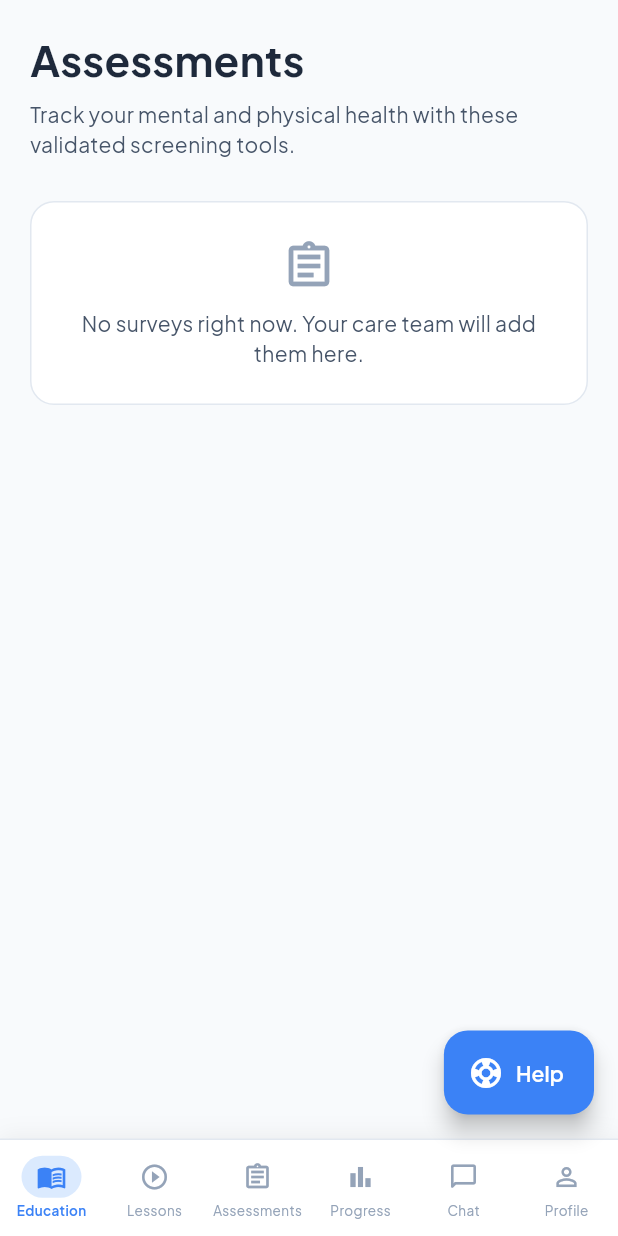
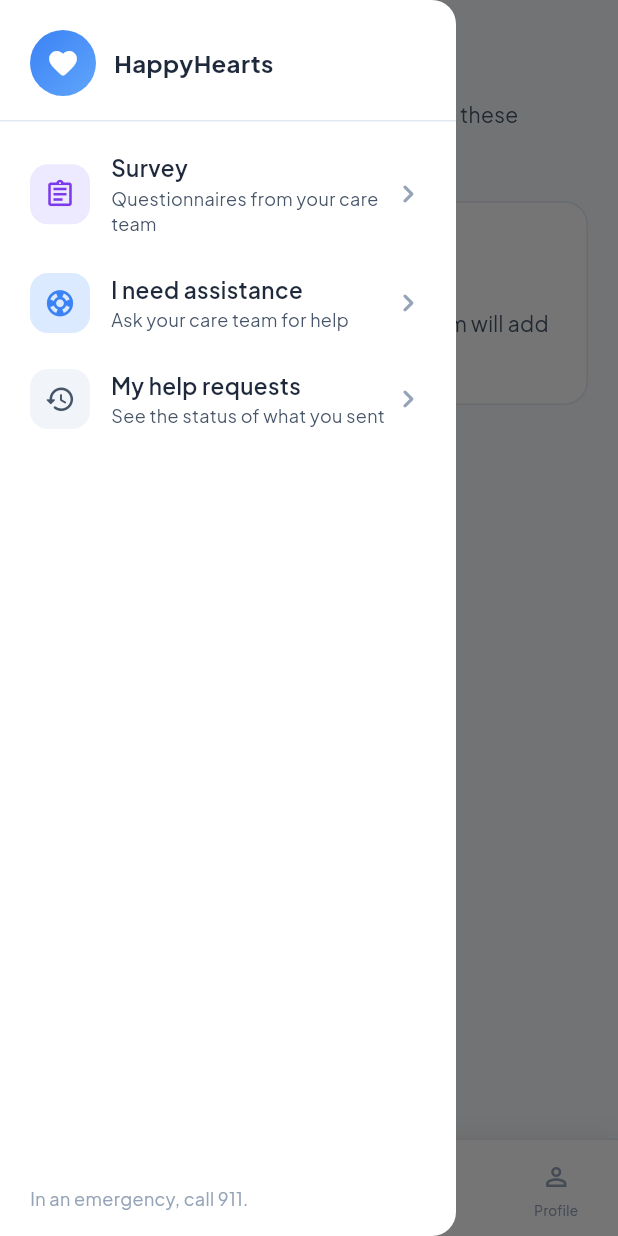
Before and after one commit to Twohappyhearts/happyheartsapp, a Flutter app: the AssessmentsScreen screen opened by its route, with the side drawer open (before the commit the screen has no drawer), on a phone screen of 412 x 824 dp. Run offline on Flutter 3.47's test engine with Material 3 defaults, Android fonts, the phone set to English and light mode, and no system bars; our stand-ins replace cached_network_image, flutter_svg, go_router, google_fonts, shared_preferences, sizer and 4 more; missing offline and left inert: dart:ui_web, webview_flutter_android, webview_flutter_wkwebview; accounts and stored records are empty.

Commit message:
Side menu, Resources tab, Survey; merge Lessons into Education; app icon
- Side menu (☰ at the top-left of each tab): Survey, "I need assistance",
  My help requests. Removes the floating Help button.
- Assessments tab renamed Resources. REDCap links are split by
  survey_links.placement: 'resource' (Resources tab) / 'survey' (side menu).
  Migration 20261103000100_survey_links_placement.sql
- Lessons tab removed: a lesson is now a page inside Education
  (/education-hub-screen/lesson); 5 bottom tabs.
- Kahoot username card shown above the Knowledge Game card.
- App display name "HappyHearts", new launcher icon, bundle id
  com.uci.happyhearts.

Co-Authored-By: Claude Opus 5.5 <noreply@anthropic.com>
Claude-Session: https://claude.ai/code/session_01Q7iVvFkLMu7m6R8cxcbSzg

```diff
--- a/lib/presentation/assessments_screen/assessments_screen.dart
+++ b/lib/presentation/assessments_screen/assessments_screen.dart
@@ -3,13 +3,26 @@ import 'package:flutter/material.dart';
 import '../../services/current_profile.dart';
 import '../../services/survey_service.dart';
 import '../../theme/app_theme.dart';
+import '../../widgets/app_menu.dart';
 import './assessment_webview_screen.dart';
 
-/// Assessments tab: the active REDCap survey links managed on the dashboard
-/// (Survey section). Each opens in a web view with the patient's username as
-/// REDCap's participant_code.
+/// The active REDCap links managed on the dashboard (Survey Management),
+/// listed by placement:
+///  - [SurveyPlacement.resource]: the Resources tab (bottom navigation)
+///  - [SurveyPlacement.survey]: Survey, opened from the side menu
+/// Each opens in a web view with the patient's username as REDCap's
+/// participant_code.
 class AssessmentsScreen extends StatefulWidget {
-  const AssessmentsScreen({super.key});
+  final SurveyPlacement placement;
+
+  /// Opened as its own page (from the side menu): back button instead of ☰.
+  final bool standalone;
+
+  const AssessmentsScreen({
+    super.key,
+    this.placement = SurveyPlacement.resource,
+    this.standalone = false,
+  });
 
   @override
   State<AssessmentsScreen> createState() => _AssessmentsScreenState();
@@ -33,7 +46,9 @@ class _AssessmentsScreenState extends State<AssessmentsScreen> {
 
   Future<void> _load() async {
     try {
-      final surveys = await SurveyService.instance.loadSurveys();
+      final surveys = await SurveyService.instance.loadSurveys(
+        placement: widget.placement,
+      );
       final completions = await SurveyService.instance.myCompletions();
       final last = <String, DateTime>{};
       for (final c in completions) {
@@ -182,6 +197,18 @@ class _AssessmentsScreenState extends State<AssessmentsScreen> {
     }
   }
 
+  bool get _isSurvey => widget.placement == SurveyPlacement.survey;
+
+  String get _title => _isSurvey ? 'Survey' : 'Resources';
+
+  String get _subtitle => _isSurvey
+      ? 'Questionnaires from your care team.'
+      : 'Track your mental and physical health with these validated screening tools.';
+
+  String get _emptyMessage => _isSurvey
+      ? 'No surveys right now. Your care team will add them here.'
+      : 'No resources right now. Your care team will add them here.';
+
   static String _shortDate(DateTime d) {
     const m = [
       'Jan', 'Feb', 'Mar', 'Apr', 'May', 'Jun',
@@ -215,10 +242,10 @@ class _AssessmentsScreenState extends State<AssessmentsScreen> {
       ];
     }
     if (_surveys.isEmpty) {
-      return const [
+      return [
         _MessageBox(
-          icon: Icons.assignment_outlined,
-          message: 'No surveys right now. Your care team will add them here.',
+          icon: _isSurvey ? Icons.assignment_outlined : Icons.library_books_outlined,
+          message: _emptyMessage,
         ),
       ];
     }
@@ -252,6 +279,7 @@ class _AssessmentsScreenState extends State<AssessmentsScreen> {
             completedLabel: done == null
                 ? null
                 : 'Last completed ${_shortDate(done)}',
+            buttonLabel: _isSurvey ? 'Start Survey' : 'Start Assessment',
             onTap: () => _openAssessment(survey),
           ),
         );
@@ -279,18 +307,29 @@ class _AssessmentsScreenState extends State<AssessmentsScreen> {
                   child: Column(
                     crossAxisAlignment: CrossAxisAlignment.start,
                     children: [
-                      const Text(
-                        'Assessments',
-                        style: TextStyle(
-                          fontSize: 28,
-                          fontWeight: FontWeight.w700,
-                          color: AppTheme.textDark,
-                        ),
+                      Row(
+                        children: [
+                          if (widget.standalone)
+                            const _BackButton()
+                          else
+                            const AppMenuButton(),
+                          const SizedBox(width: 12),
+                          Expanded(
+                            child: Text(
+                              _title,
+                              style: const TextStyle(
+                                fontSize: 28,
+                                fontWeight: FontWeight.w700,
+                                color: AppTheme.textDark,
+                              ),
+                            ),
+                          ),
+                        ],
                       ),
                       const SizedBox(height: 6),
-                      const Text(
-                        'Track your mental and physical health with these validated screening tools.',
-                        style: TextStyle(
+                      Text(
+                        _subtitle,
+                        style: const TextStyle(
                           fontSize: 14,
                           color: AppTheme.textMedium,
                           height: 1.4,
@@ -310,6 +349,35 @@ class _AssessmentsScreenState extends State<AssessmentsScreen> {
                 ),
               ),
             ],
+          ),
+        ),
+      ),
+    );
+  }
+}
+
+class _BackButton extends StatelessWidget {
+  const _BackButton();
+
+  @override
+  Widget build(BuildContext context) {
+    return Semantics(
+      button: true,
+      label: 'Back',
+      child: InkWell(
+        onTap: () => Navigator.of(context).maybePop(),
+        borderRadius: BorderRadius.circular(12),
+        child: Container(
+          width: 40,
+          height: 40,
+          decoration: BoxDecoration(
+            color: AppTheme.surfaceVariantLight,
+            borderRadius: BorderRadius.circular(12),
+          ),
+          child: const Icon(
+            Icons.arrow_back_ios_new_rounded,
+            size: 18,
+            color: AppTheme.textDark,
           ),
         ),
       ),
@@ -417,6 +485,7 @@ class _AssessmentCard extends StatelessWidget {
   final Color frequencyBg;
   final String? duration;
   final String? completedLabel;
+  final String buttonLabel;
   final VoidCallback onTap;
 
   const _AssessmentCard({
@@ -430,6 +499,7 @@ class _AssessmentCard extends StatelessWidget {
     required this.frequencyBg,
     required this.duration,
     this.completedLabel,
+    required this.buttonLabel,
     required this.onTap,
   });
 
@@ -567,7 +637,7 @@ class _AssessmentCard extends StatelessWidget {
                       child: ElevatedButton.icon(
                         onPressed: onTap,
                         icon: const Icon(Icons.open_in_new_rounded, size: 16),
-                        label: const Text('Start Assessment'),
+                        label: Text(buttonLabel),
                         style: ElevatedButton.styleFrom(
                           backgroundColor: AppTheme.primary,
                           foregroundColor: Colors.white,
--- a/lib/presentation/chat_screen/chat_screen.dart
+++ b/lib/presentation/chat_screen/chat_screen.dart
@@ -8,6 +8,7 @@ import '../../services/auth_service.dart';
 import '../../services/chat_controller.dart';
 import '../../services/chat_service.dart';
 import '../../theme/app_theme.dart';
+import '../../widgets/app_menu.dart';
 import '../assistance/assistance_request_sheet.dart';
 import '../assistance/my_assistance_requests_screen.dart';
 import 'widgets/ai_assistant_web_stub.dart'
@@ -188,8 +189,12 @@ class _ChatScreenState extends State<ChatScreen> with WidgetsBindingObserver {
         backgroundColor: AppTheme.surfaceLight,
         elevation: 0,
         scrolledUnderElevation: 1,
+        automaticallyImplyLeading: false,
+        titleSpacing: 16,
         title: Row(
           children: [
+            const AppMenuButton(),
+            const SizedBox(width: 12),
             Container(
               width: 36,
               height: 36,
--- a/lib/presentation/education_hub_screen/widgets/home_app_bar_widget.dart
+++ b/lib/presentation/education_hub_screen/widgets/home_app_bar_widget.dart
@@ -1,4 +1,5 @@
 import '../../../core/app_export.dart';
+import '../../../widgets/app_menu.dart';
 
 class HomeAppBarWidget extends StatelessWidget {
   final String userName;
@@ -25,6 +26,9 @@ class HomeAppBarWidget extends StatelessWidget {
   Widget build(BuildContext context) {
     return Row(
       children: [
+        // Side menu
+        const AppMenuButton(),
+        const SizedBox(width: 10),
         // Avatar
         GestureDetector(
           onTap: onAvatarTap,
--- a/lib/routes/app_routes.dart
+++ b/lib/routes/app_routes.dart
@@ -18,7 +18,8 @@ class AppRoutes {
   static const String resetPassword = '/reset-password-screen';
   static const String loginCallback = '/login-callback';
   static const String educationHub = '/education-hub-screen';
-  static const String lessonDetail = '/lesson-detail-screen';
+  /// A lesson, opened from the Education tab (a page inside that tab).
+  static const String lessonDetail = '/education-hub-screen/lesson';
   static const String assessments = '/assessments-screen';
   static const String progress = '/progress-screen';
   static const String chat = '/chat-screen';
@@ -128,21 +129,17 @@ final GoRouter appRouter = GoRouter(
       builder: (context, state, navigationShell) =>
           AppScaffold(navigationShell: navigationShell),
       branches: [
-        // Branch 0: Education
+        // Branch 0: Education (lessons open as a page inside this tab)
         StatefulShellBranch(
           routes: [
             GoRoute(
               path: AppRoutes.educationHub,
               pageBuilder: (context, state) =>
                   _slide(state, const EducationHubScreen()),
-            ),
-          ],
-        ),
-        // Branch 1: Lessons
-        StatefulShellBranch(
               routes: [
+                // /education-hub-screen/lesson
                 GoRoute(
-              path: AppRoutes.lessonDetail,
+                  path: 'lesson',
                   pageBuilder: (context, state) => _slide(
                     state,
                     LessonDetailScreen(
@@ -152,7 +149,9 @@ final GoRouter appRouter = GoRouter(
                 ),
               ],
             ),
-        // Branch 2: Assessments
+          ],
+        ),
+        // Branch 1: Resources (REDCap links with placement = resource)
         StatefulShellBranch(
           routes: [
             GoRoute(
@@ -162,7 +161,7 @@ final GoRouter appRouter = GoRouter(
             ),
           ],
         ),
-        // Branch 3: Progress
+        // Branch 2: Progress
         StatefulShellBranch(
           routes: [
             GoRoute(
@@ -172,7 +171,7 @@ final GoRouter appRouter = GoRouter(
             ),
           ],
         ),
-        // Branch 4: Chat
+        // Branch 3: Chat
         StatefulShellBranch(
           routes: [
             GoRoute(
@@ -182,7 +181,7 @@ final GoRouter appRouter = GoRouter(
             ),
           ],
         ),
-        // Branch 5: Profile
+        // Branch 4: Profile
         StatefulShellBranch(
           routes: [
             GoRoute(
--- a/lib/services/content_service.dart
+++ b/lib/services/content_service.dart
@@ -231,7 +231,7 @@ class ContentService {
   static DateTime _later(DateTime? a, DateTime b) =>
       a == null || b.isAfter(a) ? b : a;
 
-  /// First active session (used when the Lessons tab is opened directly).
+  /// First active session (fallback when a lesson page opens without one).
   Future<Map<String, dynamic>?> firstSession() async {
     final content = await loadEducation();
     return content.sessions.isEmpty ? null : content.sessions.first;
--- a/lib/services/survey_service.dart
+++ b/lib/services/survey_service.dart
@@ -1,4 +1,17 @@
 import 'package:supabase_flutter/supabase_flutter.dart';
+
+/// Where a link is listed in the app (survey_links.placement), set by staff
+/// on the dashboard. Both kinds are REDCap links opened the same way.
+enum SurveyPlacement {
+  /// The Resources tab in the bottom navigation.
+  resource('resource'),
+
+  /// Survey, opened from the side menu.
+  survey('survey');
+
+  const SurveyPlacement(this.dbValue);
+  final String dbValue;
+}
 
 /// REDCap survey links managed on the dashboard (public.survey_links).
 /// RLS only returns ACTIVE links to patients.
@@ -66,7 +79,9 @@ class SurveyService {
   static String? _nonEmpty(Object? v) =>
       v is String && v.trim().isNotEmpty ? v.trim() : null;
 
-  Future<List<SurveyLink>> loadSurveys() async {
+  Future<List<SurveyLink>> loadSurveys({
+    SurveyPlacement placement = SurveyPlacement.resource,
+  }) async {
     try {
       final List<Map<String, dynamic>> rows = await _client
           .from('survey_links')
@@ -76,6 +91,7 @@ class SurveyService {
           )
           // Staff accounts can read hidden links too; the app never shows them.
           .eq('is_active', true)
+          .eq('placement', placement.dbValue)
           .order('sort_order')
           .order('title');
       return rows
--- /dev/null
+++ b/lib/widgets/app_menu.dart
@@ -0,0 +1,239 @@
+import 'package:flutter/material.dart';
+
+import '../presentation/assessments_screen/assessments_screen.dart';
+import '../presentation/assistance/assistance_request_sheet.dart';
+import '../presentation/assistance/my_assistance_requests_screen.dart';
+import '../services/current_profile.dart';
+import '../services/survey_service.dart';
+import '../theme/app_theme.dart';
+
+/// Key of the main shell's Scaffold (AppScaffold), which owns the side menu.
+/// Each tab has its own inner Scaffold, so `Scaffold.of(context)` would find
+/// that one instead; the menu button opens the drawer through this key.
+final GlobalKey<ScaffoldState> appShellScaffoldKey = GlobalKey<ScaffoldState>();
+
+void openAppMenu() => appShellScaffoldKey.currentState?.openDrawer();
+
+/// The ☰ button at the top-left of each tab. Same look as the app's other
+/// square header buttons.
+class AppMenuButton extends StatelessWidget {
+  const AppMenuButton({super.key});
+
+  @override
+  Widget build(BuildContext context) {
+    return Semantics(
+      button: true,
+      label: 'Open menu',
+      child: InkWell(
+        onTap: openAppMenu,
+        borderRadius: BorderRadius.circular(12),
+        child: Container(
+          width: 40,
+          height: 40,
+          decoration: BoxDecoration(
+            color: AppTheme.surfaceVariantLight,
+            borderRadius: BorderRadius.circular(12),
+          ),
+          child: const Icon(
+            Icons.menu_rounded,
+            size: 22,
+            color: AppTheme.textDark,
+          ),
+        ),
+      ),
+    );
+  }
+}
+
+/// Side menu: Survey, and "I need assistance" (replaces the floating Help
+/// button that used to sit at the bottom-right of every tab).
+class AppDrawer extends StatelessWidget {
+  /// A context above the drawer (the shell's), used after the drawer closes.
+  final BuildContext shellContext;
+
+  const AppDrawer({required this.shellContext, super.key});
+
+  void _closeThen(BuildContext drawerContext, void Function() action) {
+    Navigator.of(drawerContext).pop();
+    action();
+  }
+
+  @override
+  Widget build(BuildContext context) {
+    return Drawer(
+      backgroundColor: AppTheme.surfaceLight,
+      child: SafeArea(
+        child: Column(
+          crossAxisAlignment: CrossAxisAlignment.stretch,
+          children: [
+            const _DrawerHeader(),
+            const Divider(height: 1, color: AppTheme.borderColor),
+            const SizedBox(height: 8),
+            _DrawerItem(
+              icon: Icons.assignment_outlined,
+              iconColor: AppTheme.purple,
+              iconBg: AppTheme.purpleContainer,
+              label: 'Survey',
+              subtitle: 'Questionnaires from your care team',
+              onTap: () => _closeThen(context, () {
+                Navigator.of(shellContext).push(
+                  MaterialPageRoute(
+                    builder: (_) => const AssessmentsScreen(
+                      placement: SurveyPlacement.survey,
+                      standalone: true,
+                    ),
+                  ),
+                );
+              }),
+            ),
+            _DrawerItem(
+              icon: Icons.support_rounded,
+              iconColor: AppTheme.primary,
+              iconBg: AppTheme.primaryContainer,
+              label: 'I need assistance',
+              subtitle: 'Ask your care team for help',
+              onTap: () => _closeThen(
+                context,
+                () => showAssistanceRequestSheet(shellContext),
+              ),
+            ),
+            _DrawerItem(
+              icon: Icons.history_rounded,
+              iconColor: AppTheme.textMedium,
+              iconBg: AppTheme.surfaceVariantLight,
+              label: 'My help requests',
+              subtitle: 'See the status of what you sent',
+              onTap: () => _closeThen(
+                context,
+                () => openMyAssistanceRequests(shellContext),
+              ),
+            ),
+            const Spacer(),
+            const Padding(
+              padding: EdgeInsets.fromLTRB(20, 8, 20, 16),
+              child: Text(
+                'In an emergency, call 911.',
+                style: TextStyle(fontSize: 12, color: AppTheme.textLight),
+              ),
+            ),
+          ],
+        ),
+      ),
+    );
+  }
+}
+
+class _DrawerHeader extends StatelessWidget {
+  const _DrawerHeader();
+
+  @override
+  Widget build(BuildContext context) {
+    return ListenableBuilder(
+      listenable: CurrentProfile.instance,
+      builder: (context, _) {
+        final p = CurrentProfile.instance.profile;
+        final name = (p?.fullName.trim().isNotEmpty ?? false) ? p!.fullName.trim() : 'HappyHearts';
+        return Padding(
+          padding: const EdgeInsets.fromLTRB(20, 20, 20, 16),
+          child: Row(
+            children: [
+              Container(
+                width: 44,
+                height: 44,
+                decoration: const BoxDecoration(
+                  gradient: LinearGradient(
+                    colors: [AppTheme.primary, Color(0xFF60A5FA)],
+                    begin: Alignment.topLeft,
+                    end: Alignment.bottomRight,
+                  ),
+                  shape: BoxShape.circle,
+                ),
+                child: const Icon(Icons.favorite_rounded, color: Colors.white, size: 22),
+              ),
+              const SizedBox(width: 12),
+              Expanded(
+                child: Column(
+                  crossAxisAlignment: CrossAxisAlignment.start,
+                  children: [
+                    Text(
+                      name,
+                      maxLines: 1,
+                      overflow: TextOverflow.ellipsis,
+                      style: const TextStyle(
+                        fontSize: 16,
+                        fontWeight: FontWeight.w700,
+                        color: AppTheme.textDark,
+                      ),
+                    ),
+                    if (p?.username.isNotEmpty ?? false)
+                      Text(
+                        '@${p!.username}',
+                        style: const TextStyle(fontSize: 12, color: AppTheme.textMedium),
+                      ),
+                  ],
+                ),
+              ),
+            ],
+          ),
+        );
+      },
+    );
+  }
+}
+
+class _DrawerItem extends StatelessWidget {
+  final IconData icon;
+  final Color iconColor;
+  final Color iconBg;
+  final String label;
+  final String subtitle;
+  final VoidCallback onTap;
+
+  const _DrawerItem({
+    required this.icon,
+    required this.iconColor,
+    required this.iconBg,
+    required this.label,
+    required this.subtitle,
+    required this.onTap,
+  });
+
+  @override
+  Widget build(BuildContext context) {
+    return InkWell(
+      onTap: onTap,
+      child: Padding(
+        padding: const EdgeInsets.symmetric(horizontal: 20, vertical: 12),
+        child: Row(
+          children: [
+            Container(
+              width: 40,
+              height: 40,
+              decoration: BoxDecoration(color: iconBg, borderRadius: BorderRadius.circular(12)),
+              child: Icon(icon, size: 21, color: iconColor),
+            ),
+            const SizedBox(width: 14),
+            Expanded(
+              child: Column(
+                crossAxisAlignment: CrossAxisAlignment.start,
+                children: [
+                  Text(
+                    label,
+                    style: const TextStyle(
+                      fontSize: 15,
+                      fontWeight: FontWeight.w600,
+                      color: AppTheme.textDark,
+                    ),
+                  ),
+                  const SizedBox(height: 2),
+                  Text(subtitle, style: const TextStyle(fontSize: 12, color: AppTheme.textMedium)),
+                ],
+              ),
+            ),
+            const Icon(Icons.chevron_right_rounded, color: AppTheme.textLight),
+          ],
+        ),
+      ),
+    );
+  }
+}
--- a/lib/widgets/app_navigation.dart
+++ b/lib/widgets/app_navigation.dart
@@ -36,34 +36,28 @@ class _AppNavigationState extends State<AppNavigation> {
       branchIndex: 0,
     ),
     _TabSpec(
-      label: 'Lessons',
-      icon: Icons.play_circle_outline,
-      selectedIcon: Icons.play_circle,
+      label: 'Resources',
+      icon: Icons.library_books_outlined,
+      selectedIcon: Icons.library_books,
       branchIndex: 1,
-    ),
-    _TabSpec(
-      label: 'Assessments',
-      icon: Icons.assignment_outlined,
-      selectedIcon: Icons.assignment,
-      branchIndex: 2,
     ),
     _TabSpec(
       label: 'Progress',
       icon: Icons.bar_chart_outlined,
       selectedIcon: Icons.bar_chart,
-      branchIndex: 3,
+      branchIndex: 2,
     ),
     _TabSpec(
       label: 'Chat',
       icon: Icons.chat_bubble_outline_rounded,
       selectedIcon: Icons.chat_bubble_rounded,
-      branchIndex: 4,
+      branchIndex: 3,
     ),
     _TabSpec(
       label: 'Profile',
       icon: Icons.person_outline,
       selectedIcon: Icons.person,
-      branchIndex: 5,
+      branchIndex: 4,
     ),
   ];
 
--- a/lib/widgets/app_scaffold.dart
+++ b/lib/widgets/app_scaffold.dart
@@ -1,8 +1,7 @@
 import 'package:flutter/material.dart';
 import 'package:go_router/go_router.dart';
 
-import '../presentation/assistance/assistance_request_sheet.dart';
-import '../theme/app_theme.dart';
+import './app_menu.dart';
 import './app_navigation.dart';
 import './password_change_gate.dart';
 
@@ -11,29 +10,17 @@ class AppScaffold extends StatelessWidget {
 
   const AppScaffold({required this.navigationShell, super.key});
 
-  /// Branch index of the Chat tab, which has its own assistance entry point.
-  static const int _chatBranch = 4;
-
   @override
   Widget build(BuildContext context) {
-    final showHelp = navigationShell.currentIndex != _chatBranch;
     // Temporary-password accounts must set their own password first.
     return PasswordChangeGate(
       child: Scaffold(
-      body: navigationShell,
-      bottomNavigationBar: AppNavigation(navigationShell: navigationShell),
-      // "I need assistance" is reachable from every tab in one tap.
-      floatingActionButton: showHelp
-          ? FloatingActionButton.extended(
-              heroTag: 'assistance-fab',
-              tooltip: 'I need assistance',
-              onPressed: () => showAssistanceRequestSheet(context),
-              backgroundColor: AppTheme.primary,
-              foregroundColor: Colors.white,
-              icon: const Icon(Icons.support_rounded),
-              label: const Text('Help'),
-            )
-          : null,
+        key: appShellScaffoldKey,
+        body: navigationShell,
+        bottomNavigationBar: AppNavigation(navigationShell: navigationShell),
+        // Side menu (☰ at the top-left of each tab): Survey and
+        // "I need assistance", which used to be a floating Help button.
+        drawer: AppDrawer(shellContext: context),
       ),
     );
   }
```
Also changed, not shown: lib/presentation/lesson_detail_screen/lesson_detail_screen.dart (+7 -3 lines), lib/presentation/lesson_detail_screen/widgets/kahoot_section_widget.dart (+9 -6 lines), lib/presentation/profile_screen/profile_screen.dart (+10 -1 lines), lib/presentation/progress_screen/progress_screen.dart (+10 -1 lines), assets/images/app_icon_1024.png (added), 31 other files. Lines whose indentation alone changed are shown as unchanged.
